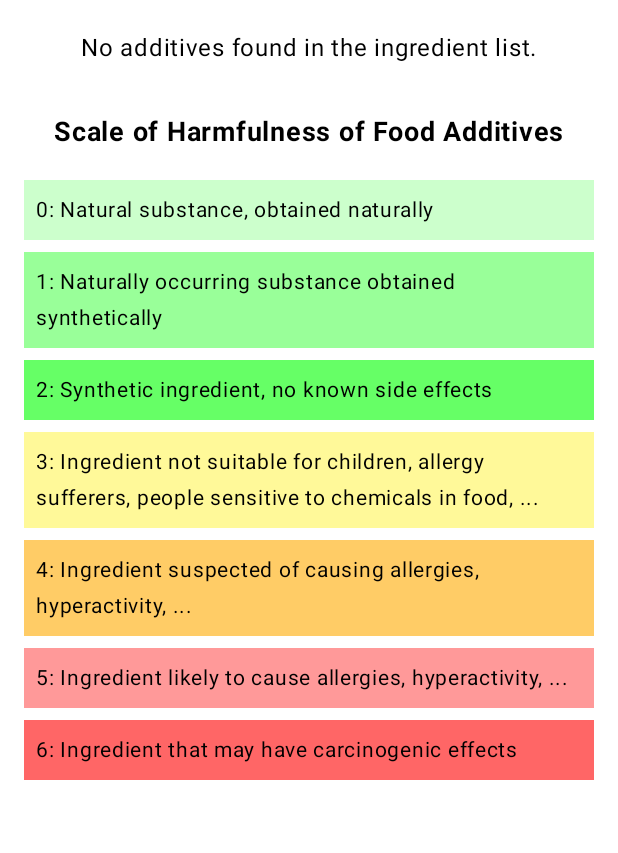
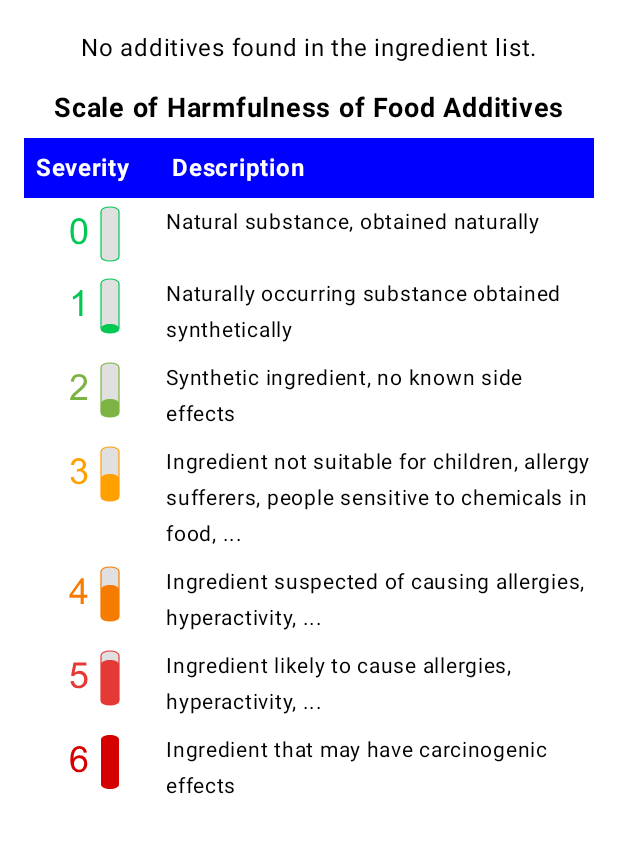
Before and after one commit to Vita2048/FoodAnalyzerAndroidApp, an Android app built with Jetpack Compose: the screen it shows after launch (MainActivity), on a phone screen of 412 x 824 dp, the part 276-1129 px from its top. Run offline under Robolectric (Android 15) with nearby library versions, the phone set to English and light mode, and no system bars.

Commit message:
Correctly formatted table showing additves harmful scale.

```diff
--- a/app/src/main/java/com/example/foodanalyzer/MainActivity.kt
+++ b/app/src/main/java/com/example/foodanalyzer/MainActivity.kt
@@ -149,26 +149,64 @@ fun FoodAdditiveScreen(
             }
         }
 
+// Display Scale of Harmfulness table by default
         Text(
             text = "Scale of Harmfulness of Food Additives",
             fontSize = 18.sp,
             fontWeight = FontWeight.Bold,
-            modifier = Modifier.padding(vertical = 16.dp)
+            modifier = Modifier.padding(bottom = 8.dp)
         )
-
         LazyColumn {
+            item {
+                Row(
+                    modifier = Modifier
+                        .background(Color.Blue)
+                        .fillMaxWidth()
+                        .padding(8.dp),
+                    horizontalArrangement = Arrangement.SpaceBetween
+                ) {
+                    Text("Severity", color = Color.White, fontWeight = FontWeight.Bold, modifier = Modifier.weight(1f))
+                    Text("Description", color = Color.White, fontWeight = FontWeight.Bold, modifier = Modifier.weight(3f))
+                }
+            }
             items(viewModel.harmfulnessScale) { item ->
                 Row(
                     modifier = Modifier
                         .fillMaxWidth()
-                        .padding(vertical = 4.dp)
-                        .background(item.color)
-                        .padding(8.dp)
+                        .padding(vertical = 4.dp),
+                    horizontalArrangement = Arrangement.SpaceBetween
                 ) {
+                    val context = LocalContext.current
+                    val resourceId = context.resources.getIdentifier(
+                        "vertical_gauge_${item.severity}",
+                        "drawable",
+                        context.packageName
+                    )
+                    Box(
+                        modifier = Modifier.weight(1f)
+                    ) {
+                        if (resourceId == 0) {
+                            Log.e("MainActivity", "VectorDrawable not found for severity ${item.severity}")
+                            Text(
+                                text = "Error",
+                                color = Color.Red,
+                                modifier = Modifier.align(Alignment.Center)
+                            )
+                        } else {
+                            Log.d("MainActivity", "VectorDrawable ID for severity ${item.severity}: $resourceId")
+                            Image(
+                                painter = painterResource(id = resourceId),
+                                contentDescription = "Severity ${item.severity}",
+                                modifier = Modifier
+                                    .size(40.dp)
+                                    .align(Alignment.Center)
+                            )
+                        }
+                    }
                     Text(
-                        text = "${item.severity}: ${item.description}",
+                        text = item.description,
                         fontSize = 14.sp,
-                        color = Color.Black
+                        modifier = Modifier.weight(3f)
                     )
                 }
             }
```
